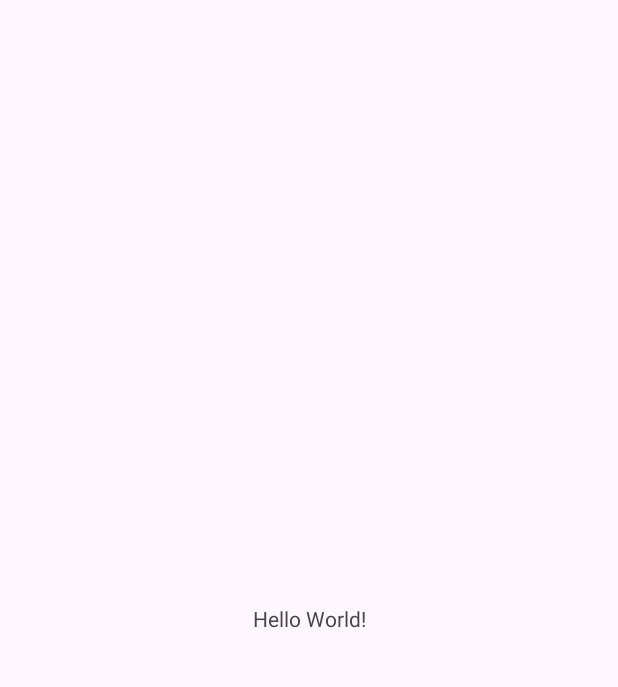
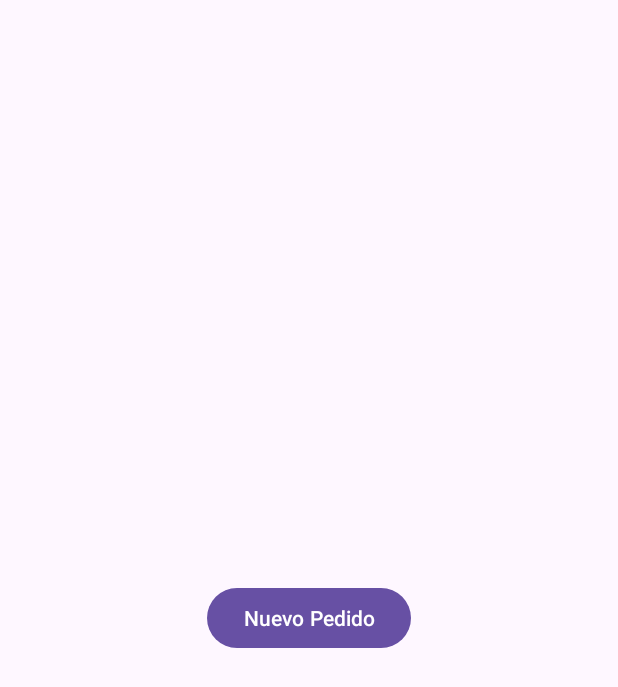
Before and after one commit to RodrigoStranger/dispositivos-moviles-25-1, an Android app: the screen it shows after launch (MainActivity), on a phone screen of 412 x 824 dp. Before the commit the part shown is almost empty. Shown: the top 687 px of the screen. Run offline under Robolectric (Android 15) with nearby library versions, the light colour scheme and no system bars.

Commit message:
Configuracion de contenedor de fragmentos en el xml main

```diff
--- a/Practica 5 - Fragments y Navegacion/Configuradordepedidosdecomida/app/src/main/res/layout/activity_main.xml
+++ b/Practica 5 - Fragments y Navegacion/Configuradordepedidosdecomida/app/src/main/res/layout/activity_main.xml
@@ -6,14 +6,11 @@
     android:layout_width="match_parent"
     android:layout_height="match_parent"
     tools:context=".MainActivity">
-
-    <TextView
-        android:layout_width="wrap_content"
-        android:layout_height="wrap_content"
-        android:text="Hello World!"
-        app:layout_constraintBottom_toBottomOf="parent"
-        app:layout_constraintEnd_toEndOf="parent"
-        app:layout_constraintStart_toStartOf="parent"
-        app:layout_constraintTop_toTopOf="parent" />
-
+    <androidx.fragment.app.FragmentContainerView
+        android:id="@+id/FragmentContainer"
+        android:layout_width="match_parent"
+        android:layout_height="match_parent"
+        android:name="androidx.navigation.fragment.NavHostFragment"
+        app:navGraph="@navigation/nav_fragments"
+        app:defaultNavHost="true" />
 </androidx.constraintlayout.widget.ConstraintLayout>
```
